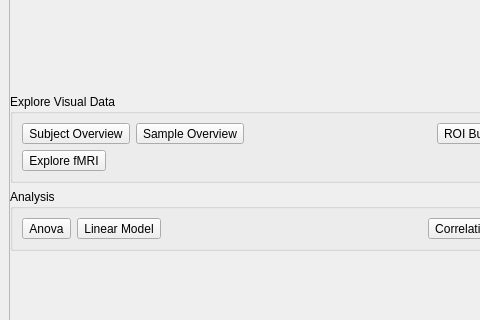
Qt form braviz/interaction/qt_guis/menu2_light.ui (diego0020/braviz-app) before a commit; both pictures show x 0 to 480 and y 283 to 603 of the 631 by 951 pixel window.
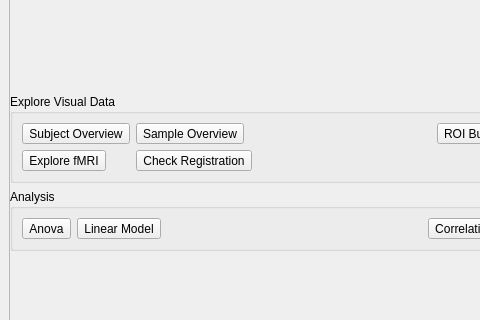
The same form after that commit. Icons and pictures are not drawn.

Commit message: added check reg to menu

Patch:
```diff
--- a/braviz/interaction/qt_guis/menu2_light.ui
+++ b/braviz/interaction/qt_guis/menu2_light.ui
@@ -325,6 +325,32 @@
             </property>
            </widget>
           </item>
+          <item row="1" column="1" colspan="2">
+           <widget class="QToolButton" name="check_reg">
+            <property name="toolTip">
+             <string>Compare two images</string>
+            </property>
+            <property name="text">
+             <string>Check Registration</string>
+            </property>
+            <property name="icon">
+             <iconset resource="resources.qrc">
+              <normaloff>:/icons/check_reg.png</normaloff>:/icons/check_reg.png</iconset>
+            </property>
+            <property name="iconSize">
+             <size>
+              <width>120</width>
+              <height>120</height>
+             </size>
+            </property>
+            <property name="toolButtonStyle">
+             <enum>Qt::ToolButtonTextUnderIcon</enum>
+            </property>
+            <property name="autoRaise">
+             <bool>false</bool>
+            </property>
+           </widget>
+          </item>
           <item row="1" column="4">
            <widget class="QToolButton" name="measure_app">
             <property name="toolTip">
```
Left out of the diff: 13 changed lines with no effect on the pictures. The commit also changes 4 other files.
